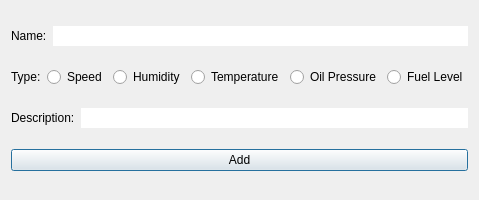
Qt form src/View/additem.ui (MatteoMazzotti0/EngineChart) before a commit.
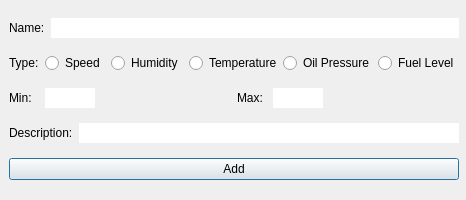
The same form after that commit.

```diff
--- a/src/View/additem.ui
+++ b/src/View/additem.ui
@@ -25,7 +25,16 @@
   <property name="windowTitle">
    <string>Dialog</string>
   </property>
-  <layout class="QHBoxLayout" name="horizontalLayout_4">
+  <widget class="QWidget" name="horizontalLayoutWidget">
+   <property name="geometry">
+    <rect>
+     <x>9</x>
+     <y>9</y>
+     <width>450</width>
+     <height>182</height>
+    </rect>
+   </property>
+   <layout class="QHBoxLayout" name="horizontalLayout_6">
    <item>
     <layout class="QVBoxLayout" name="verticalLayout">
      <item>
@@ -119,6 +128,115 @@
        </item>
       </layout>
      </item>
+      <item>
+       <layout class="QHBoxLayout" name="horizontalLayout_5">
+        <property name="sizeConstraint">
+         <enum>QLayout::SetDefaultConstraint</enum>
+        </property>
+        <item>
+         <layout class="QHBoxLayout" name="horizontalLayout_4">
+          <property name="sizeConstraint">
+           <enum>QLayout::SetDefaultConstraint</enum>
+          </property>
+          <item>
+           <widget class="QLabel" name="MinLabel">
+            <property name="sizePolicy">
+             <sizepolicy hsizetype="Fixed" vsizetype="Preferred">
+              <horstretch>0</horstretch>
+              <verstretch>0</verstretch>
+             </sizepolicy>
+            </property>
+            <property name="minimumSize">
+             <size>
+              <width>30</width>
+              <height>0</height>
+             </size>
+            </property>
+            <property name="text">
+             <string>Min:</string>
+            </property>
+           </widget>
+          </item>
+          <item alignment="Qt::AlignLeft">
+           <widget class="QLineEdit" name="MinLine">
+            <property name="sizePolicy">
+             <sizepolicy hsizetype="Expanding" vsizetype="Fixed">
+              <horstretch>0</horstretch>
+              <verstretch>0</verstretch>
+             </sizepolicy>
+            </property>
+            <property name="minimumSize">
+             <size>
+              <width>0</width>
+              <height>0</height>
+             </size>
+            </property>
+            <property name="maximumSize">
+             <size>
+              <width>50</width>
+              <height>16777215</height>
+             </size>
+            </property>
+            <property name="frame">
+             <bool>false</bool>
+            </property>
+           </widget>
+          </item>
+         </layout>
+        </item>
+        <item>
+         <layout class="QHBoxLayout" name="horizontalLayout_7">
+          <property name="sizeConstraint">
+           <enum>QLayout::SetDefaultConstraint</enum>
+          </property>
+          <item>
+           <widget class="QLabel" name="MaxLabel">
+            <property name="sizePolicy">
+             <sizepolicy hsizetype="Fixed" vsizetype="Preferred">
+              <horstretch>0</horstretch>
+              <verstretch>0</verstretch>
+             </sizepolicy>
+            </property>
+            <property name="minimumSize">
+             <size>
+              <width>30</width>
+              <height>0</height>
+             </size>
+            </property>
+            <property name="text">
+             <string>Max:</string>
+            </property>
+           </widget>
+          </item>
+          <item alignment="Qt::AlignLeft">
+           <widget class="QLineEdit" name="MaxLine">
+            <property name="sizePolicy">
+             <sizepolicy hsizetype="Expanding" vsizetype="Fixed">
+              <horstretch>0</horstretch>
+              <verstretch>0</verstretch>
+             </sizepolicy>
+            </property>
+            <property name="minimumSize">
+             <size>
+              <width>0</width>
+              <height>0</height>
+             </size>
+            </property>
+            <property name="maximumSize">
+             <size>
+              <width>50</width>
+              <height>16777215</height>
+             </size>
+            </property>
+            <property name="frame">
+             <bool>false</bool>
+            </property>
+           </widget>
+          </item>
+         </layout>
+        </item>
+       </layout>
+      </item>
      <item>
       <layout class="QHBoxLayout" name="horizontalLayout_3">
        <item>
@@ -150,6 +268,7 @@
     </layout>
    </item>
   </layout>
+  </widget>
  </widget>
  <resources/>
  <connections/>
```
Lines whose indentation alone changed are shown as unchanged.
